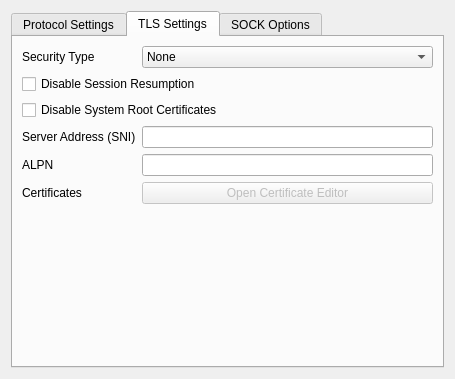
First picture: the form in src/ui/widgets/editors/StreamSettingsWidget.ui, repository dyhkwong/Qv2ray, before the edit.
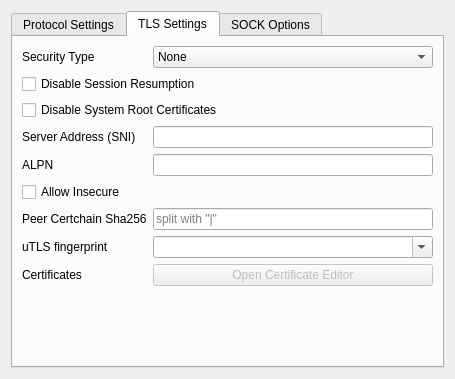
Second picture: the form after the edit. The open tabs and pages were chosen to show the change.

```diff
--- a/src/ui/widgets/editors/StreamSettingsWidget.ui
+++ b/src/ui/widgets/editors/StreamSettingsWidget.ui
@@ -786,14 +786,75 @@
        <item row="4" column="1">
         <widget class="QLineEdit" name="alpnTxt"/>
        </item>
-       <item row="5" column="0">
+       <item row="5" column="0" colspan="2">
+        <widget class="QCheckBox" name="allowInsecureCB">
+         <property name="text">
+          <string>Allow Insecure</string>
+         </property>
+        </widget>
+       </item>
+       <item row="6" column="0">
+        <widget class="QLabel" name="label_34">
+         <property name="text">
+          <string>Peer Certchain Sha256</string>
+         </property>
+        </widget>
+       </item>
+       <item row="6" column="1">
+        <widget class="QLineEdit" name="pinnedPeerCertificateChainSha256Txt">
+         <property name="placeholderText">
+          <string>split with "|"</string>
+         </property>
+        </widget>
+       </item>
+       <item row="7" column="0">
+        <widget class="QLabel" name="label_35">
+         <property name="text">
+          <string>uTLS fingerprint</string>
+         </property>
+        </widget>
+       </item>
+       <item row="7" column="1">
+        <widget class="QComboBox" name="utlsFingerprintCB">
+         <property name="sizePolicy">
+          <sizepolicy hsizetype="Expanding" vsizetype="Fixed">
+           <horstretch>0</horstretch>
+           <verstretch>0</verstretch>
+          </sizepolicy>
+         </property>
+         <property name="editable">
+          <bool>true</bool>
+         </property>
+         <item>
+          <property name="text">
+           <string />
+          </property>
+         </item>
+         <item>
+          <property name="text">
+           <string notr="true">chrome_auto</string>
+          </property>
+         </item>
+         <item>
+          <property name="text">
+           <string notr="true">firefox_auto</string>
+          </property>
+         </item>
+         <item>
+          <property name="text">
+           <string notr="true">safari_auto</string>
+          </property>
+         </item>
+        </widget>
+       </item>
+       <item row="8" column="0">
         <widget class="QLabel" name="label_9">
          <property name="text">
           <string>Certificates</string>
          </property>
         </widget>
        </item>
-       <item row="5" column="1">
+       <item row="8" column="1">
         <widget class="QPushButton" name="openCertEditorBtn">
          <property name="enabled">
           <bool>false</bool>
```
Left out of the diff: 2 changed lines with no effect on the pictures.
